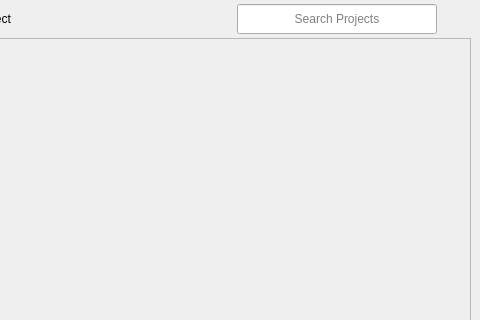
Qt form resources/dialog.ui (shotgunsoftware/tk-multi-importcut) before a commit; both pictures show x 510 to 990 and y 0 to 320 of the 990 by 598 pixel window.
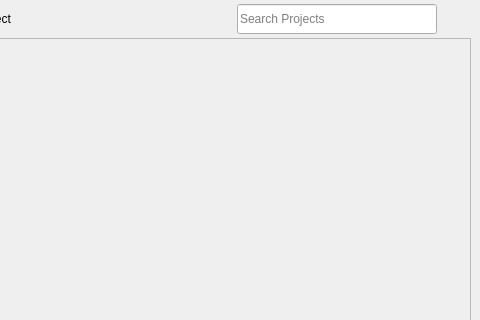
The same form after that commit. Icons and pictures are not drawn. Custom widgets are drawn as their Qt base class.

```diff
--- a/resources/dialog.ui
+++ b/resources/dialog.ui
@@ -436,7 +436,7 @@
          <item>
           <widget class="SearchWidget" name="projects_search_line_edit">
            <property name="sizePolicy">
-            <sizepolicy hsizetype="Fixed" vsizetype="Preferred">
+            <sizepolicy hsizetype="Preferred" vsizetype="Preferred">
              <horstretch>0</horstretch>
              <verstretch>0</verstretch>
             </sizepolicy>
@@ -457,7 +457,7 @@
             <number>0</number>
            </property>
            <property name="alignment">
-            <set>Qt::AlignCenter</set>
+            <set>Qt::AlignLeading|Qt::AlignLeft|Qt::AlignVCenter</set>
            </property>
            <property name="placeholderText">
             <string>Search Projects</string>
```
Left out of the diff: 148 changed lines with no effect on the pictures.
